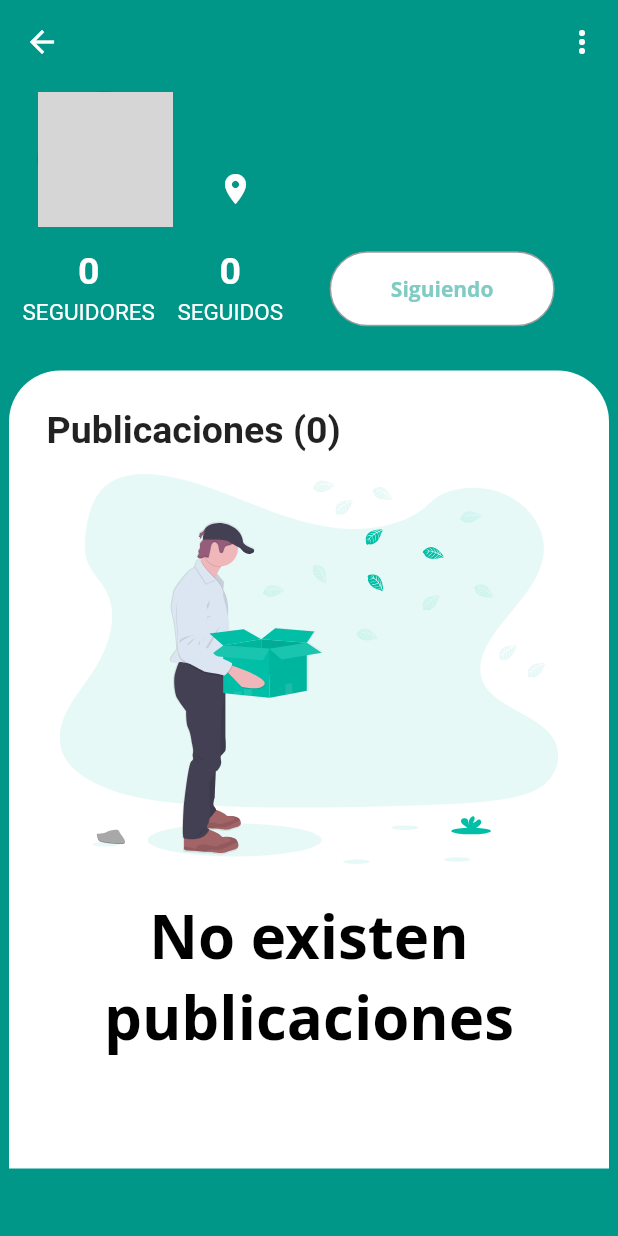
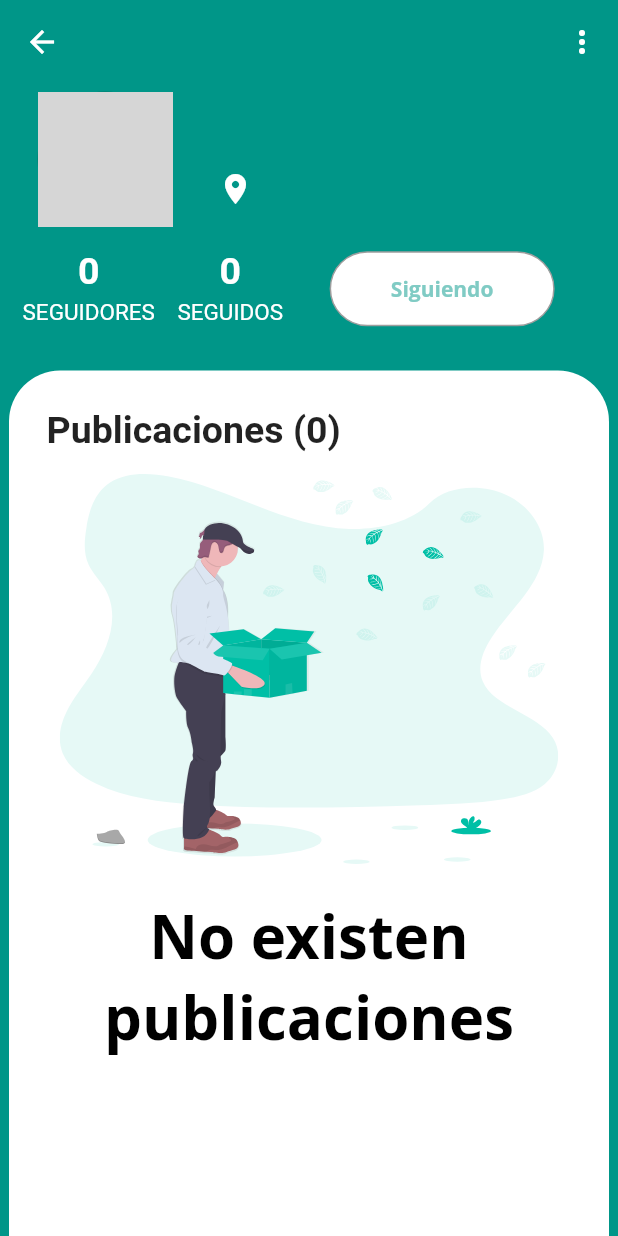
Before and after one commit to raulruval/entrenados, a Flutter app: the Profile screen opened directly, on a phone screen of 412 x 824 dp. Run offline on Flutter 3.47's test engine with Material 2 defaults, Android fonts, the phone set to English and light mode, and no system bars; our stand-ins replace cached_network_image, cloud_firestore, firebase_storage, flutter_svg, google_sign_in, image_picker and 1 more; missing offline and left inert: animator, flutter_duration_picker; accounts and stored records are empty; network calls fail; Roboto replaces fonts that are missing (Monserrat); statements that could not run were skipped; grey boxes are pictures that could not be loaded.

Commit message:
it4-v2.3
Solución de pequeños errores

```diff
--- a/entrenados/lib/pages/home.dart
+++ b/entrenados/lib/pages/home.dart
@@ -104,9 +104,8 @@ class _HomeState extends State<Home> {
   }
 
   handleSignIn(String email, String pwd) {
-    bool encontrado =  buscarUsuarioEnFirestore(email, pwd);
+    bool encontrado = buscarUsuarioEnFirestore(email, pwd);
     if (encontrado) {
-
       setState(() {
         isAuth = true;
       });
--- a/entrenados/lib/pages/profile.dart
+++ b/entrenados/lib/pages/profile.dart
@@ -33,8 +33,8 @@ class _ProfileState extends State<Profile> {
     getFollowers();
     getFollowing();
     checkIfFollowing();
+  }
 
-  }
   checkIfFollowing() async {
     DocumentSnapshot doc = await followersRef
         .document(widget.profileId)
@@ -45,6 +45,7 @@ class _ProfileState extends State<Profile> {
       isFollowing = doc.exists;
     });
   }
+
   getFollowers() async {
     QuerySnapshot snapshot = await followersRef
         .document(widget.profileId)
@@ -55,13 +56,13 @@ class _ProfileState extends State<Profile> {
     });
   }
 
-  getFollowing() async{
+  getFollowing() async {
     QuerySnapshot snapshot = await followingRef
         .document(widget.profileId)
         .collection('userFollowing')
         .getDocuments();
     setState(() {
-      followingCount= snapshot.documents.length;
+      followingCount = snapshot.documents.length;
     });
   }
 
@@ -333,15 +334,21 @@ class _ProfileState extends State<Profile> {
               ),
               // BuildPosts
               Expanded(
+                child: Container(
+                  margin: EdgeInsets.only(top: 15.0, left: 6.0, right: 6.0),
+                  decoration: BoxDecoration(
+                    color: Colors.white,
+                    borderRadius: BorderRadius.vertical(
+                      top: Radius.circular(34.0),
+                    ),
+                  ),
                   child: Hero(
                     transitionOnUserGestures: true,
                     tag: 'card',
-                  child: Material(
-                    type: MaterialType.transparency,
                     child: buildCard(),
                   ),
                 ),
-              ),
+              )
             ],
           );
         });
@@ -351,15 +358,7 @@ class _ProfileState extends State<Profile> {
     return ListView(
       shrinkWrap: true,
       children: <Widget>[
-        Container(
-          margin: EdgeInsets.only(top: 15.0, left: 6.0, right: 6.0),
-          decoration: BoxDecoration(
-            color: Colors.white,
-            borderRadius: BorderRadius.vertical(
-              top: Radius.circular(34.0),
-            ),
-          ),
-          child: Column(
+        Column(
           mainAxisAlignment: MainAxisAlignment.start,
           crossAxisAlignment: CrossAxisAlignment.start,
           mainAxisSize: MainAxisSize.max,
@@ -385,7 +384,6 @@ class _ProfileState extends State<Profile> {
             )
           ],
         ),
-        ),
       ],
     );
   }
@@ -404,14 +402,14 @@ class _ProfileState extends State<Profile> {
               height: 260.0,
             ),
             Padding(
-              padding: EdgeInsets.only(top: 20.0,bottom: 60),
+              padding: EdgeInsets.only(top: 20.0, bottom: 60),
               child: Text(
-                "No existen publicaciones", textAlign: TextAlign.center,
+                "No existen publicaciones",
+                textAlign: TextAlign.center,
                 style: TextStyle(
                     color: Colors.black,
                     fontSize: 40.0,
-                  fontWeight: FontWeight.bold
-                ),
+                    fontWeight: FontWeight.bold),
               ),
             ),
           ],
```
Also changed, not shown: entrenados/lib/main.dart (+0 -21 lines), entrenados/lib/widgets/post.dart (+10 -0 lines). Lines whose indentation alone changed are shown as unchanged.
